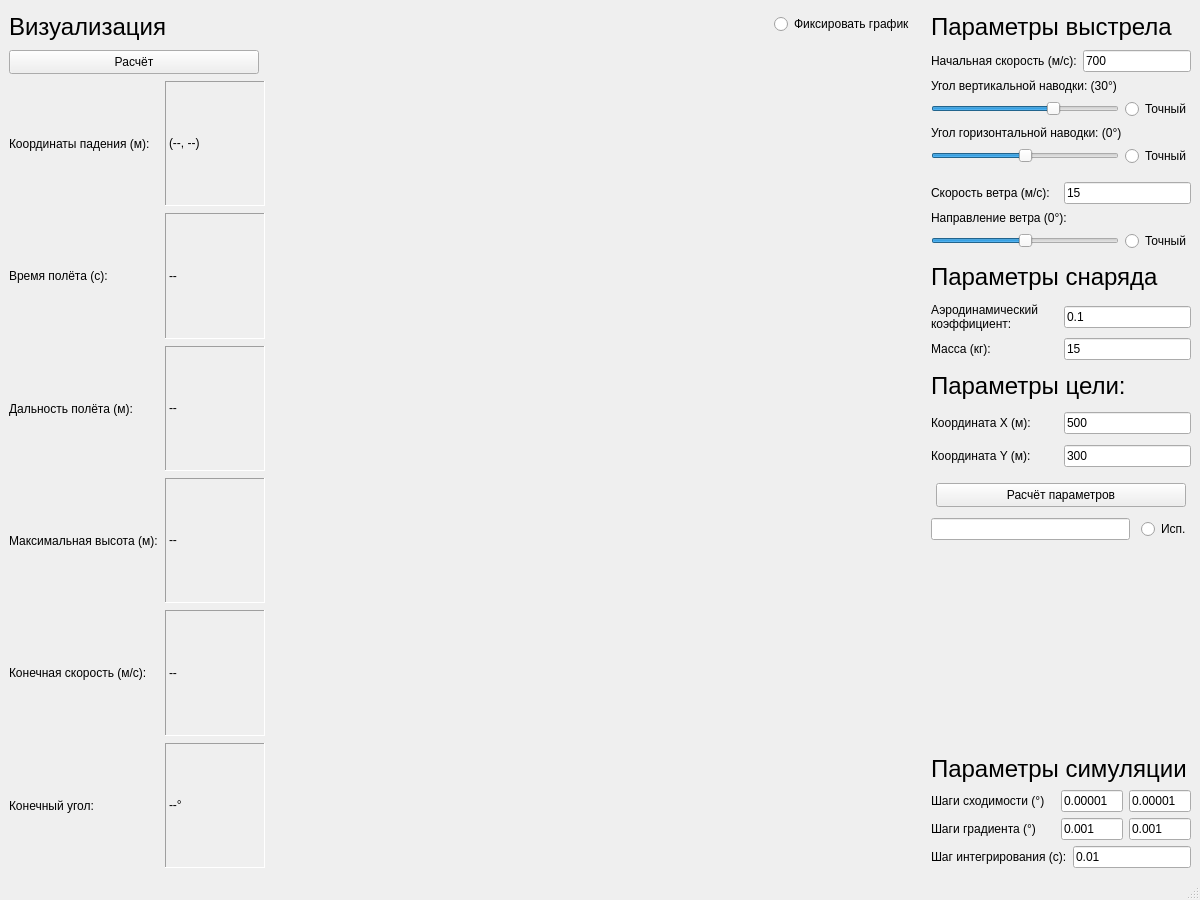
The window that mainwindow.ui (spaceshine/Ballistic-calc) describes before a commit, drawn with Qt 5.
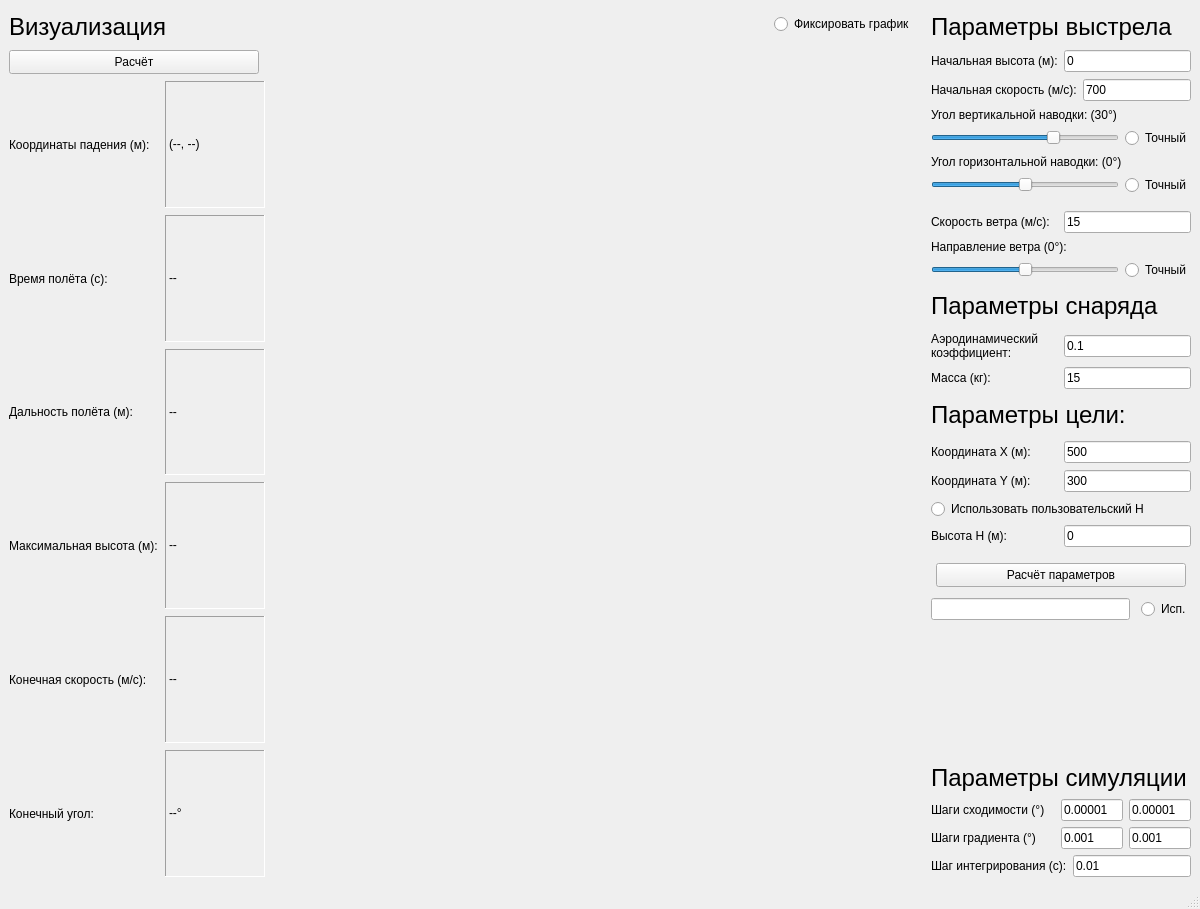
The same window after the commit. Icons and pictures are not drawn.

Commit message:
Animation + user-input height added
few bugs exist, wiil be solved in next commit

The edit to the form file:
```diff
--- a/mainwindow.ui
+++ b/mainwindow.ui
@@ -10,7 +10,7 @@
     <x>0</x>
     <y>0</y>
     <width>1200</width>
-    <height>900</height>
+    <height>909</height>
    </rect>
   </property>
   <property name="sizePolicy">
@@ -782,6 +782,52 @@
         </property>
        </spacer>
       </item>
+      <item>
+       <layout class="QHBoxLayout" name="horizontalLayout_27">
+        <item>
+         <widget class="QLabel" name="label_16">
+          <property name="text">
+           <string>Начальная высота (м):</string>
+          </property>
+         </widget>
+        </item>
+        <item>
+         <widget class="QLineEdit" name="edt_h0">
+          <property name="sizePolicy">
+           <sizepolicy hsizetype="Fixed" vsizetype="Fixed">
+            <horstretch>0</horstretch>
+            <verstretch>0</verstretch>
+           </sizepolicy>
+          </property>
+          <property name="maximumSize">
+           <size>
+            <width>130</width>
+            <height>16777215</height>
+           </size>
+          </property>
+          <property name="text">
+           <string>0</string>
+          </property>
+         </widget>
+        </item>
+       </layout>
+      </item>
+      <item>
+       <spacer name="verticalSpacer_24">
+        <property name="orientation">
+         <enum>Qt::Vertical</enum>
+        </property>
+        <property name="sizeType">
+         <enum>QSizePolicy::Fixed</enum>
+        </property>
+        <property name="sizeHint" stdset="0">
+         <size>
+          <width>20</width>
+          <height>1</height>
+         </size>
+        </property>
+       </spacer>
+      </item>
       <item>
        <layout class="QHBoxLayout" name="horizontalLayout_7">
         <item>
@@ -1342,7 +1388,7 @@
         <property name="sizeHint" stdset="0">
          <size>
           <width>20</width>
-          <height>5</height>
+          <height>1</height>
          </size>
         </property>
        </spacer>
@@ -1377,6 +1423,59 @@
         </item>
        </layout>
       </item>
+      <item>
+       <spacer name="verticalSpacer_25">
+        <property name="orientation">
+         <enum>Qt::Vertical</enum>
+        </property>
+        <property name="sizeType">
+         <enum>QSizePolicy::Fixed</enum>
+        </property>
+        <property name="sizeHint" stdset="0">
+         <size>
+          <width>20</width>
+          <height>1</height>
+         </size>
+        </property>
+       </spacer>
+      </item>
+      <item>
+       <widget class="QRadioButton" name="btn_is_user_h">
+        <property name="text">
+         <string>Использовать пользовательский H</string>
+        </property>
+       </widget>
+      </item>
+      <item>
+       <layout class="QHBoxLayout" name="horizontalLayout_28">
+        <item>
+         <widget class="QLabel" name="label_18">
+          <property name="text">
+           <string>Высота H (м):</string>
+          </property>
+         </widget>
+        </item>
+        <item>
+         <widget class="QLineEdit" name="edt_target_h">
+          <property name="sizePolicy">
+           <sizepolicy hsizetype="Fixed" vsizetype="Fixed">
+            <horstretch>0</horstretch>
+            <verstretch>0</verstretch>
+           </sizepolicy>
+          </property>
+          <property name="maximumSize">
+           <size>
+            <width>130</width>
+            <height>16777215</height>
+           </size>
+          </property>
+          <property name="text">
+           <string>0</string>
+          </property>
+         </widget>
+        </item>
+       </layout>
+      </item>
       <item>
        <spacer name="verticalSpacer_22">
         <property name="orientation">
```
Left out of the diff: 2 changed lines with no effect on the pictures. The commit also changes 5 other files.
